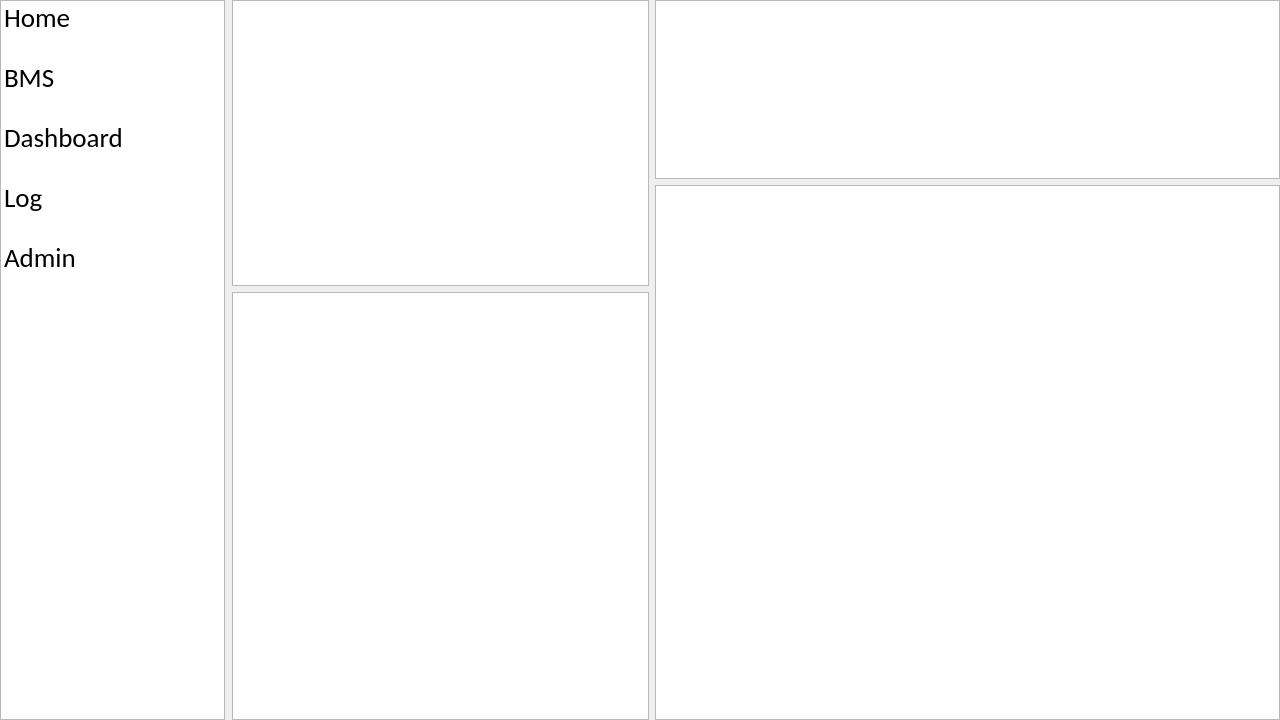
Qt form static/MainWindow.ui (kuronaru/BuildingEnergyAnalyticsPlatform) before a commit.
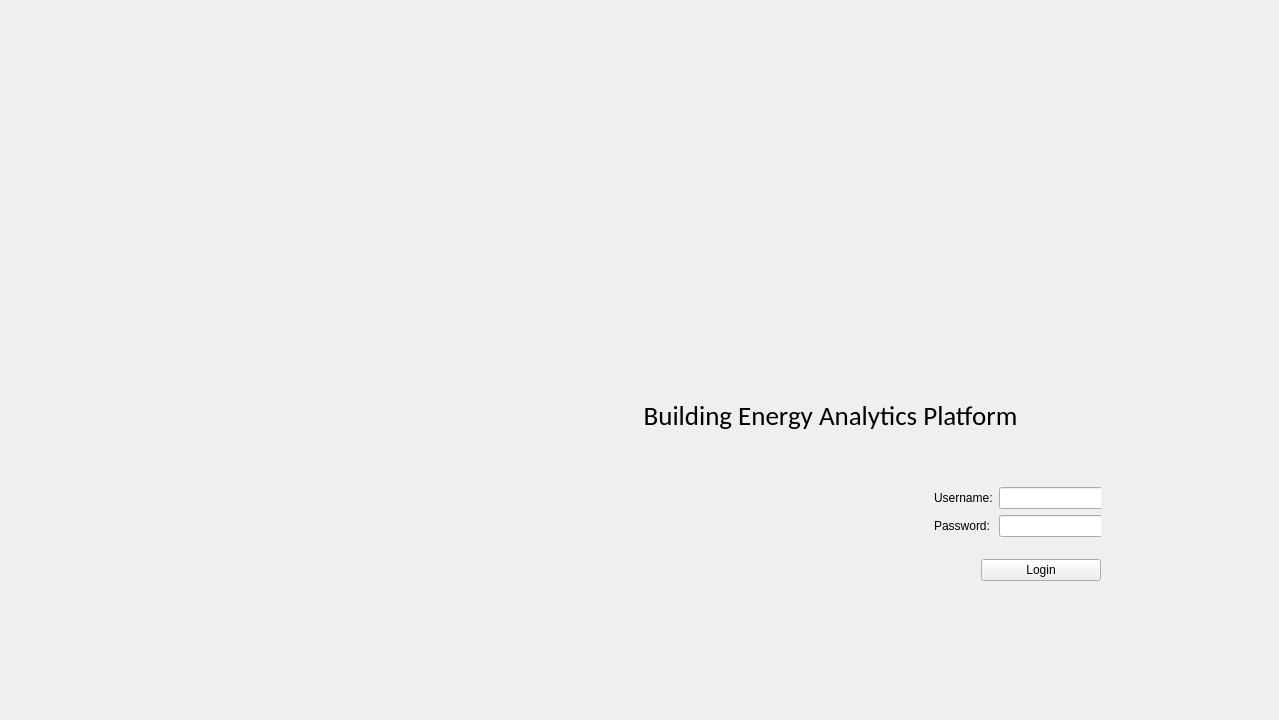
The same form after that commit. Icons and pictures are not drawn.

Commit message:
feat: 修改Login页面
将Login页面放入主窗口，显示为第一页，登陆成功后切换到第二页MainWindow。

Diff of the .ui file:
```diff
--- a/static/MainWindow.ui
+++ b/static/MainWindow.ui
@@ -6,7 +6,7 @@
    <rect>
     <x>0</x>
     <y>0</y>
-    <width>1280</width>
+    <width>1279</width>
     <height>720</height>
    </rect>
   </property>
@@ -29,7 +29,7 @@
      <verstretch>0</verstretch>
     </sizepolicy>
    </property>
-   <layout class="QHBoxLayout" name="horizontalLayout_3" stretch="3,14">
+   <layout class="QHBoxLayout" name="horizontalLayout" stretch="0">
     <property name="spacing">
      <number>7</number>
     </property>
@@ -46,6 +46,116 @@
      <number>0</number>
     </property>
     <item>
+     <widget class="QStackedWidget" name="stackedWidget">
+      <widget class="QWidget" name="login">
+       <widget class="QWidget" name="verticalLayoutWidget">
+        <property name="geometry">
+         <rect>
+          <x>560</x>
+          <y>350</y>
+          <width>541</width>
+          <height>231</height>
+         </rect>
+        </property>
+        <layout class="QVBoxLayout" name="verticalLayout" stretch="4,2,1">
+         <item>
+          <widget class="QLabel" name="label">
+           <property name="font">
+            <font>
+             <family>Calibri</family>
+             <pointsize>20</pointsize>
+             <weight>50</weight>
+             <bold>false</bold>
+            </font>
+           </property>
+           <property name="text">
+            <string>Building Energy Analytics Platform</string>
+           </property>
+           <property name="textFormat">
+            <enum>Qt::AutoText</enum>
+           </property>
+           <property name="alignment">
+            <set>Qt::AlignCenter</set>
+           </property>
+           <property name="wordWrap">
+            <bool>false</bool>
+           </property>
+          </widget>
+         </item>
+         <item>
+          <layout class="QFormLayout" name="formLayout">
+           <property name="fieldGrowthPolicy">
+            <enum>QFormLayout::FieldsStayAtSizeHint</enum>
+           </property>
+           <property name="formAlignment">
+            <set>Qt::AlignRight|Qt::AlignTop|Qt::AlignTrailing</set>
+           </property>
+           <property name="leftMargin">
+            <number>0</number>
+           </property>
+           <property name="rightMargin">
+            <number>0</number>
+           </property>
+           <item row="0" column="0">
+            <widget class="QLabel" name="usernameLabel">
+             <property name="text">
+              <string>Username:</string>
+             </property>
+            </widget>
+           </item>
+           <item row="0" column="1">
+            <widget class="QLineEdit" name="usernameLineEdit"/>
+           </item>
+           <item row="1" column="0">
+            <widget class="QLabel" name="passwordLabel">
+             <property name="text">
+              <string>Password:</string>
+             </property>
+            </widget>
+           </item>
+           <item row="1" column="1">
+            <widget class="QLineEdit" name="passwordLineEdit">
+             <property name="echoMode">
+              <enum>QLineEdit::Password</enum>
+             </property>
+            </widget>
+           </item>
+          </layout>
+         </item>
+         <item alignment="Qt::AlignRight">
+          <widget class="QPushButton" name="loginButton">
+           <property name="sizePolicy">
+            <sizepolicy hsizetype="Fixed" vsizetype="Fixed">
+             <horstretch>0</horstretch>
+             <verstretch>0</verstretch>
+            </sizepolicy>
+           </property>
+           <property name="minimumSize">
+            <size>
+             <width>120</width>
+             <height>0</height>
+            </size>
+           </property>
+           <property name="text">
+            <string>Login</string>
+           </property>
+          </widget>
+         </item>
+        </layout>
+       </widget>
+      </widget>
+      <widget class="QWidget" name="main">
+       <widget class="QWidget" name="layoutWidget">
+        <property name="geometry">
+         <rect>
+          <x>0</x>
+          <y>0</y>
+          <width>1281</width>
+          <height>721</height>
+         </rect>
+        </property>
+        <layout class="QHBoxLayout" name="horizontalLayout_1" stretch="2,9">
+         <item>
      <widget class="QListWidget" name="menu">
       <property name="enabled">
        <bool>true</bool>
@@ -211,78 +321,22 @@
        <locale language="English" country="Singapore"/>
       </property>
       <property name="currentIndex">
-       <number>1</number>
-      </property>
-      <widget class="QWidget" name="home">
+            <number>2</number>
+           </property>
+           <widget class="QWidget" name="homePage">
        <property name="enabled">
         <bool>true</bool>
        </property>
       </widget>
-      <widget class="QWidget" name="bms">
-       <layout class="QGridLayout" name="gridLayout">
-        <property name="leftMargin">
-         <number>0</number>
-        </property>
-        <property name="topMargin">
-         <number>0</number>
-        </property>
-        <property name="rightMargin">
-         <number>0</number>
-        </property>
-        <property name="bottomMargin">
-         <number>0</number>
-        </property>
-        <item row="0" column="0">
-         <layout class="QHBoxLayout" name="horizontalLayout_2" stretch="2,3">
-          <property name="sizeConstraint">
-           <enum>QLayout::SetDefaultConstraint</enum>
-          </property>
-          <item>
-           <layout class="QVBoxLayout" name="verticalLayout" stretch="2,3">
-            <property name="leftMargin">
-             <number>0</number>
-            </property>
-            <property name="topMargin">
-             <number>0</number>
-            </property>
-            <item>
-             <widget class="QTreeView" name="device_tree">
-              <property name="sizePolicy">
-               <sizepolicy hsizetype="Expanding" vsizetype="Expanding">
-                <horstretch>0</horstretch>
-                <verstretch>0</verstretch>
-               </sizepolicy>
-              </property>
-              <attribute name="headerStretchLastSection">
-               <bool>true</bool>
-              </attribute>
-             </widget>
-            </item>
-            <item>
-             <widget class="QTreeView" name="object_tree"/>
-            </item>
-           </layout>
-          </item>
-          <item>
-           <layout class="QVBoxLayout" name="verticalLayout_2" stretch="1,3">
-            <property name="leftMargin">
-             <number>0</number>
-            </property>
-            <item>
-             <widget class="QListView" name="instance_list"/>
-            </item>
-            <item>
-             <widget class="QListView" name="diagram_list"/>
-            </item>
-           </layout>
-          </item>
-         </layout>
-        </item>
-       </layout>
-      </widget>
-      <widget class="QWidget" name="dashboard"/>
-      <widget class="QWidget" name="log"/>
-      <widget class="QWidget" name="user"/>
+           <widget class="QWidget" name="bmsPage"/>
+           <widget class="QWidget" name="dashboardPage"/>
+           <widget class="QWidget" name="logPage"/>
+           <widget class="QWidget" name="userPage"/>
+          </widget>
+         </item>
+        </layout>
+       </widget>
+      </widget>
      </widget>
     </item>
    </layout>
```
Left out of the diff: 19 changed lines with no effect on the pictures. Lines whose indentation alone changed are shown as unchanged. The commit also changes 8 other files.
